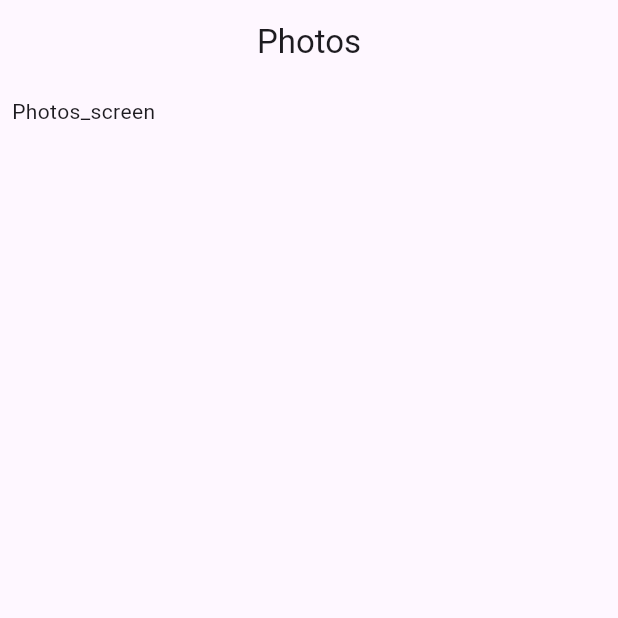
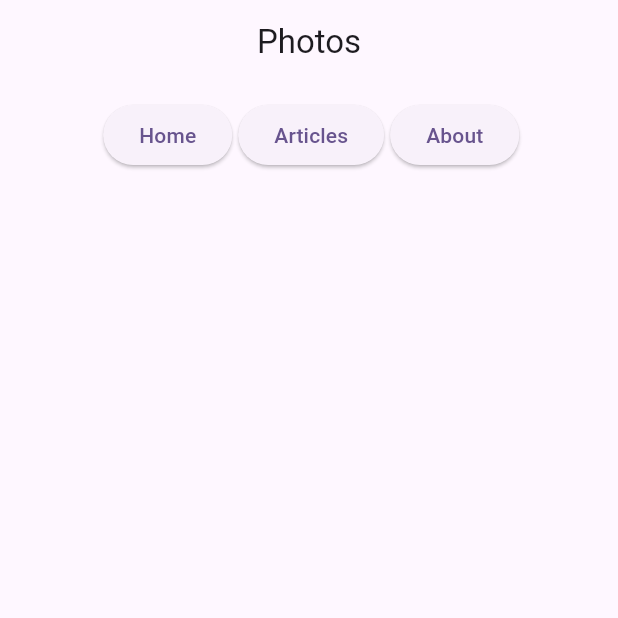
Before and after one commit to marek-jakub/personal_flutter, a Flutter app: the PhotosScreen screen opened directly, on a phone screen of 412 x 824 dp, the top half of it. Run offline on Flutter 3.47's test engine with Material 2 defaults, Android fonts, the phone set to English and light mode, and no system bars; our stand-ins replace google_fonts.

Commit message:
Add nav buttons.

```diff
--- a/lib/screens/photos_screen.dart
+++ b/lib/screens/photos_screen.dart
@@ -9,15 +9,45 @@ class PhotosScreen extends StatelessWidget {
     return Scaffold(
       appBar: AppBar(
         title: const Text('Photos'),
+        automaticallyImplyLeading: false,
         centerTitle: true,
       ),
-      body: const Padding(
+      body: Padding(
         padding: EdgeInsets.all(8.0),
         child: Column(
-          crossAxisAlignment: CrossAxisAlignment.start,
-          mainAxisSize: MainAxisSize.min,
           children: <Widget>[
-            Text('Photos_screen'),
+            Row(
+              mainAxisAlignment: MainAxisAlignment.center,
+              children: [
+                Padding(
+                  padding: const EdgeInsets.fromLTRB(5.0, 2.0, 2.0, 2.0),
+                  child: ElevatedButton(
+                    onPressed: () {
+                      Navigator.pushNamed(context, '/welcome');
+                    },
+                    child: const Text('Home'),
+                  ),
+                ),
+                Padding(
+                  padding: const EdgeInsets.fromLTRB(2.0, 2.0, 2.0, 2.0),
+                  child: ElevatedButton(
+                    onPressed: () {
+                      Navigator.pushNamed(context, '/articles');
+                    },
+                    child: const Text('Articles'),
+                  ),
+                ),
+                Padding(
+                  padding: const EdgeInsets.fromLTRB(2.0, 2.0, 2.0, 2.0),
+                  child: ElevatedButton(
+                    onPressed: () {
+                      Navigator.pushNamed(context, '/about');
+                    },
+                    child: const Text('About'),
+                  ),
+                ),
+              ],
+            ),
           ],
         ),
       ),
```
